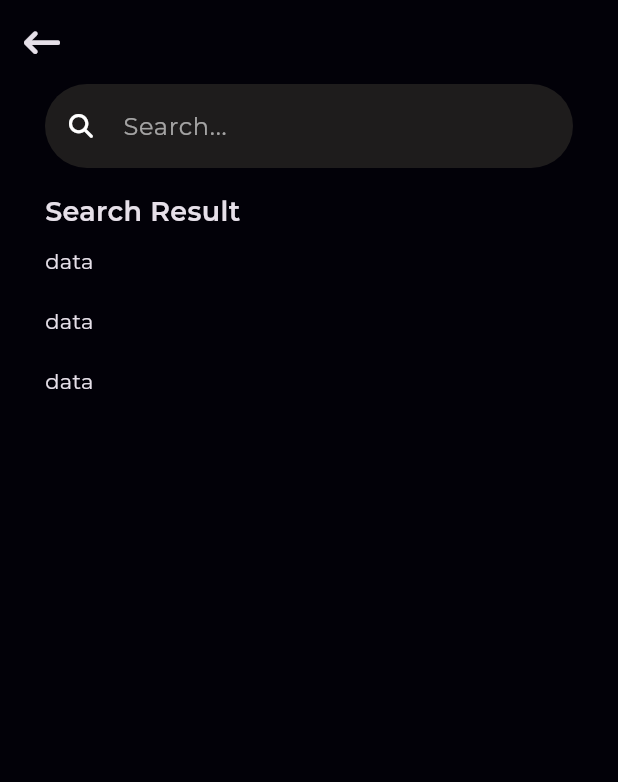
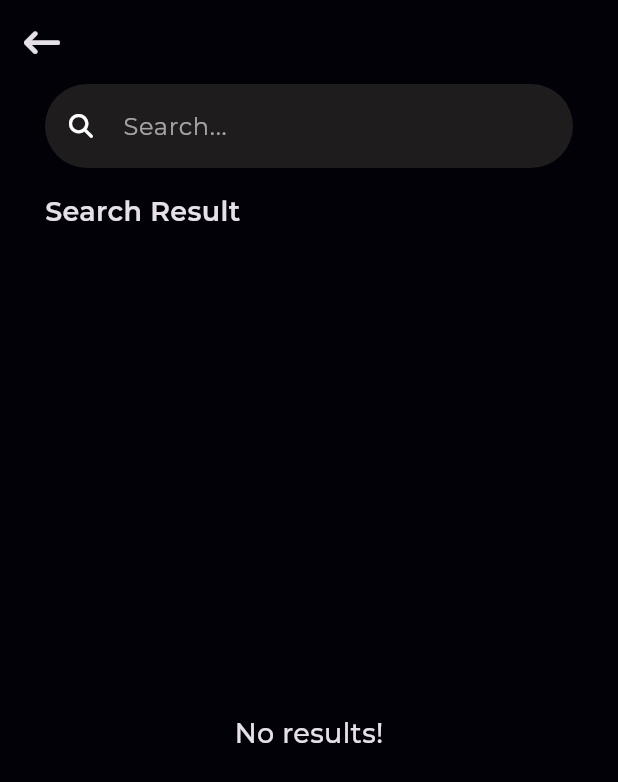
Before and after one commit to Rahma226/Readify-App, a Flutter app: the SearchView screen opened by its route, on a phone screen of 412 x 824 dp. Shown: the top 782 px of the screen. Run offline on Flutter 3.47's test engine with Material 3 defaults, Android fonts, the phone set to English and light mode, and no system bars; our stand-ins replace bloc, cached_network_image, dartz, dio, equatable, flutter_bloc and 3 more; network calls fail; project files that could hold a hidden picture were left out.

Commit message:
display data in search view

```diff
--- a/lib/features/search/presentation/manager/search books cubit/search_books_cubit.dart
+++ b/lib/features/search/presentation/manager/search books cubit/search_books_cubit.dart
@@ -10,7 +10,7 @@ class SearchBooksCubit extends Cubit<SearchBooksState> {
   SearchBooksCubit(this.homeRepo) : super(SearchBooksInitial());
   final HomeRepo homeRepo;
 
-  Future<void> fetchNewestdBooks() async {
+  Future<void> fetchBooksByName(String bookName) async {
     emit(SearchBooksLoading());
     var result = await homeRepo.fetchFeaturedBooks();
     result.fold(
--- a/lib/features/search/presentation/views/search_view.dart
+++ b/lib/features/search/presentation/views/search_view.dart
@@ -1,7 +1,11 @@
 import 'package:flutter/material.dart';
 import 'package:flutter/widgets.dart';
+import 'package:flutter_bloc/flutter_bloc.dart';
 import 'package:font_awesome_flutter/font_awesome_flutter.dart';
 import 'package:go_router/go_router.dart';
+import 'package:readify/core/utils/service_locator.dart';
+import 'package:readify/features/home/data/repos/home_repo_implementation.dart';
+import 'package:readify/features/search/presentation/manager/search%20books%20cubit/search_books_cubit.dart';
 import 'package:readify/features/search/presentation/views/widgets/search_view_body.dart';
 
 class SearchView extends StatelessWidget {
@@ -9,7 +13,10 @@ class SearchView extends StatelessWidget {
 
   @override
   Widget build(BuildContext context) {
-    return Scaffold(
+    return BlocProvider(
+      create: (context) =>
+          SearchBooksCubit(getIt.get<HomeRepoImplementation>()),
+      child: Scaffold(
         appBar: AppBar(
           backgroundColor: Colors.transparent,
           leading: IconButton(
@@ -22,6 +29,7 @@ class SearchView extends StatelessWidget {
         body: SafeArea(
           child: SearchViewBody(),
         ),
+      ),
     );
   }
 }
--- a/lib/features/search/presentation/views/widgets/custom_search_text_field.dart
+++ b/lib/features/search/presentation/views/widgets/custom_search_text_field.dart
@@ -1,6 +1,9 @@
 import 'package:flutter/material.dart';
 import 'package:flutter/widgets.dart';
+import 'package:flutter_bloc/flutter_bloc.dart';
 import 'package:font_awesome_flutter/font_awesome_flutter.dart';
+
+import '../../manager/search books cubit/search_books_cubit.dart';
 
 class CustomSearchTextField extends StatelessWidget {
   const CustomSearchTextField({super.key});
@@ -8,6 +11,9 @@ class CustomSearchTextField extends StatelessWidget {
   @override
   Widget build(BuildContext context) {
     return TextField(
+      onSubmitted: (bookName) {
+        context.read<SearchBooksCubit>().fetchBooksByName(bookName);
+      },
       style: TextStyle(color: Colors.white),
       cursorColor: Colors.white,
       decoration: InputDecoration(
@@ -15,8 +21,11 @@ class CustomSearchTextField extends StatelessWidget {
         fillColor: const Color.fromARGB(255, 30, 28, 28),
         hintText: 'Search...',
         hintStyle: TextStyle(color: Colors.white60),
-        prefixIcon: Icon(FontAwesomeIcons.magnifyingGlass,
-            size: 16, color: Colors.white),
+        prefixIcon: IconButton(
+          onPressed: () {},
+          icon: Icon(FontAwesomeIcons.magnifyingGlass,
+              size: 16, color: Colors.white),
+        ),
         border: OutlineInputBorder(
           borderRadius: BorderRadius.circular(32),
           borderSide: BorderSide.none,
--- a/lib/features/search/presentation/views/widgets/search_result_list_view.dart
+++ b/lib/features/search/presentation/views/widgets/search_result_list_view.dart
@@ -1,20 +1,38 @@
 import 'package:flutter/widgets.dart';
+import 'package:flutter_bloc/flutter_bloc.dart';
 import 'package:readify/features/home/presentation/views/widgets/home_view_widgets/newest_items.dart';
+import 'package:readify/features/search/presentation/manager/search%20books%20cubit/search_books_cubit.dart';
+import '../../../../../core/utils/style.dart';
+import '../../../../../core/widgets/custom_error_widget.dart';
 
 class SearchResultListView extends StatelessWidget {
   const SearchResultListView({super.key});
 
   @override
   Widget build(BuildContext context) {
+    return BlocBuilder<SearchBooksCubit, SearchBooksState>(
+      builder: (context, state) {
+        if (state is SearchBooksSuccess) {
           return ListView.builder(
             padding: EdgeInsets.zero,
-      itemCount: 3,
+            itemCount: state.books.length,
             itemBuilder: (context, index) {
               return Padding(
                 padding: const EdgeInsets.symmetric(vertical: 10),
-          // child: NewestItems(),
-          child: Text('data'),
+                child: NewestItems(bookModel: state.books[index]),
               );
+            },
+          );
+        } else if (state is SearchBooksFailure) {
+          return CustomErrorWidget(errMessage: state.errMessage);
+        } else {
+          return Center(
+            child: Text(
+              'No results!',
+              style: Style.textStyle18,
+            ),
+          );
+        }
       },
     );
   }
```
Lines whose indentation alone changed are shown as unchanged.
